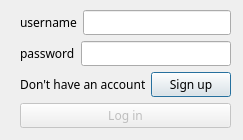
Old version of the form logindialog.ui in the repository AlirezaM02/AP_Project.
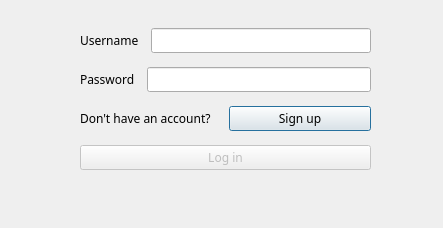
New version of the form.

```diff
--- a/logindialog.ui
+++ b/logindialog.ui
@@ -6,8 +6,8 @@
    <rect>
     <x>0</x>
     <y>0</y>
-    <width>243</width>
-    <height>140</height>
+    <width>443</width>
+    <height>228</height>
    </rect>
   </property>
   <property name="windowTitle">
@@ -16,10 +16,10 @@
   <widget class="QWidget" name="layoutWidget">
    <property name="geometry">
     <rect>
-     <x>20</x>
-     <y>10</y>
-     <width>211</width>
-     <height>122</height>
+     <x>80</x>
+     <y>20</y>
+     <width>291</width>
+     <height>161</height>
     </rect>
    </property>
    <property name="font">
@@ -38,7 +38,7 @@
          </font>
         </property>
         <property name="text">
-         <string>username</string>
+         <string>Username  </string>
         </property>
        </widget>
       </item>
@@ -63,7 +63,7 @@
          </font>
         </property>
         <property name="text">
-         <string>password</string>
+         <string>Password  </string>
         </property>
        </widget>
       </item>
```
